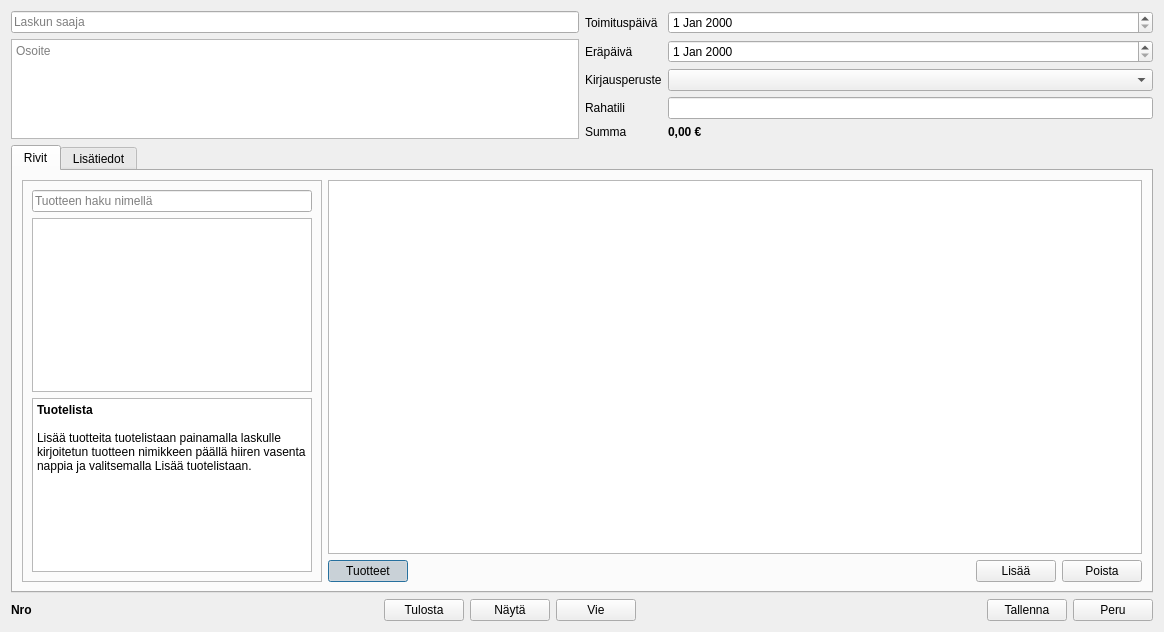
Above: kitupiikki/laskutus/laskudialogi.ui from artoh/kitupiikki before the change. Below: the same form after it.
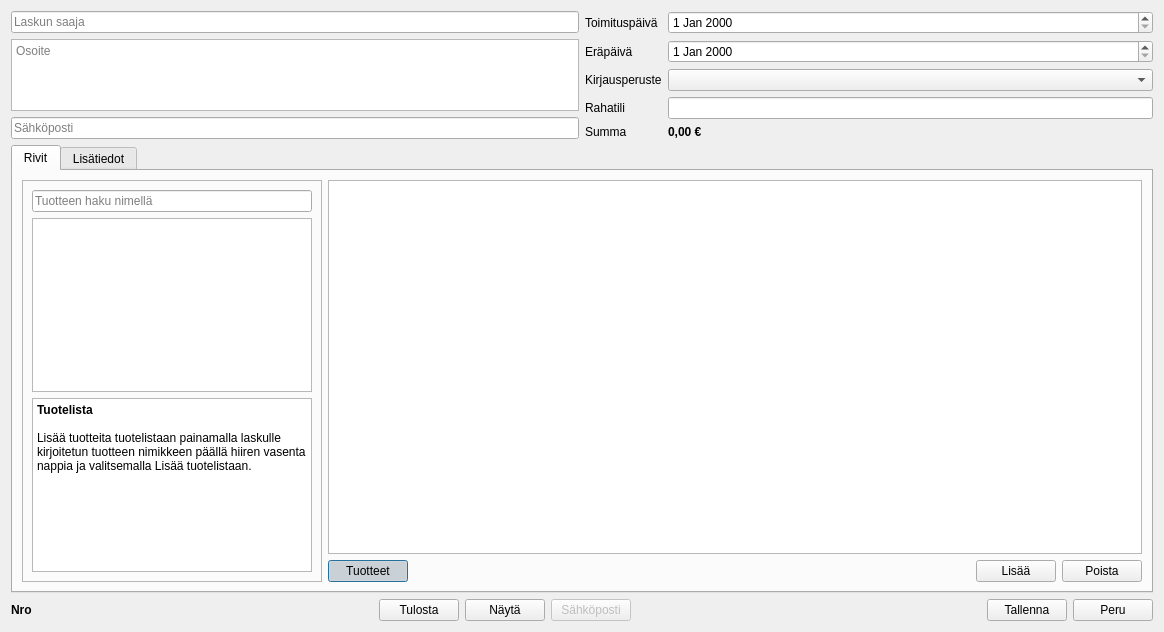
That is the form after the change. Icons and pictures are not drawn. Custom widgets are drawn as their Qt base class.

The edit to the form file:
```diff
--- a/kitupiikki/laskutus/laskudialogi.ui
+++ b/kitupiikki/laskutus/laskudialogi.ui
@@ -50,6 +50,13 @@
          </property>
         </widget>
        </item>
+       <item>
+        <widget class="QLineEdit" name="emailEdit">
+         <property name="placeholderText">
+          <string>Sähköposti</string>
+         </property>
+        </widget>
+       </item>
       </layout>
      </item>
      <item>
@@ -315,20 +322,30 @@
       </widget>
      </item>
      <item>
-      <widget class="QPushButton" name="vieNappi">
+      <widget class="QPushButton" name="spostiNappi">
+       <property name="enabled">
+        <bool>false</bool>
+       </property>
        <property name="text">
-        <string>Vie</string>
+        <string>Sähköposti</string>
        </property>
       </widget>
      </item>
      <item>
-      <spacer name="horizontalSpacer_3">
+      <widget class="QLabel" name="onniLabel">
+       <property name="text">
+        <string> </string>
+       </property>
+      </widget>
+     </item>
+     <item>
+      <spacer name="horizontalSpacer_4">
        <property name="orientation">
         <enum>Qt::Horizontal</enum>
        </property>
        <property name="sizeHint" stdset="0">
         <size>
-         <width>40</width>
+         <width>20</width>
          <height>20</height>
         </size>
        </property>
```
Left out of the diff: 26 changed lines with no effect on the pictures.
